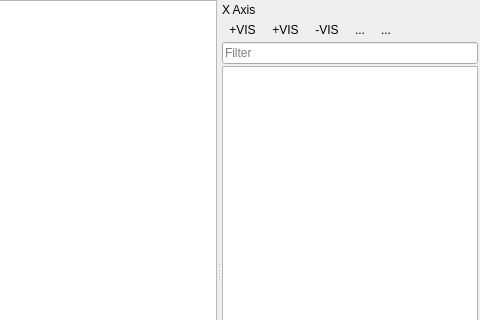
Old version of the form qps/speclib/ui/spectrallibraryplotwidget.ui in the repository EnMAP-Box/qgispluginsupport; both pictures show x 147 to 627 and y 0 to 320 of the 627 by 541 pixel window.
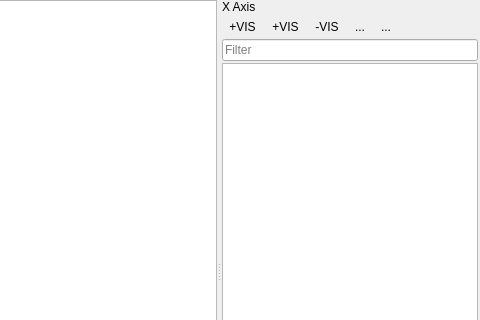
New version of the form. Icons and pictures are not drawn. Custom widgets are drawn as their Qt base class.

Commit message: WIP: decoupling of SpectralLibraryWidget from attribute table, added sigTreeSelectionChanged to SpectralLibraryPlotWidget added spectrallibraryplotwidget.ui

Patch:
```diff
--- a/qps/speclib/ui/spectrallibraryplotwidget.ui
+++ b/qps/speclib/ui/spectrallibraryplotwidget.ui
@@ -75,7 +75,7 @@
         <number>2</number>
        </property>
        <property name="topMargin">
-        <number>3</number>
+        <number>0</number>
        </property>
        <property name="rightMargin">
         <number>2</number>
```
Left out of the diff: 24 changed lines with no effect on the pictures. The commit also changes 5 other files.
